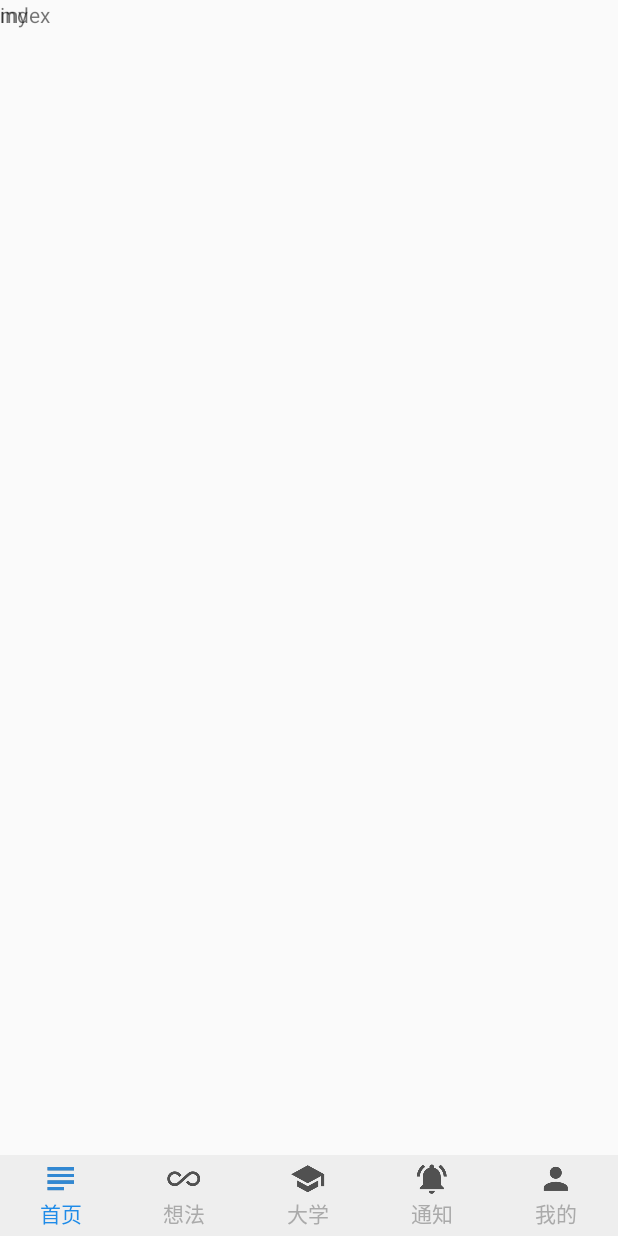
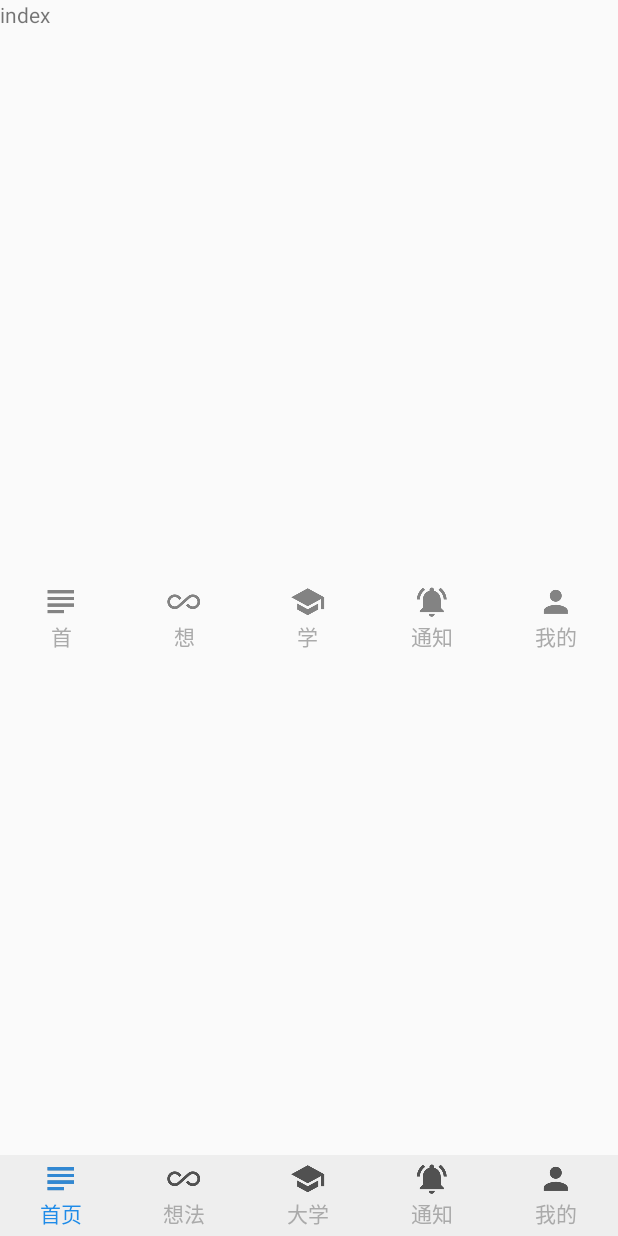
Before and after one commit to BooboNikita/SEmethod, an Android app: the fragment MyFragment placed in its activity, on a phone screen of 412 x 824 dp. Run offline under Robolectric (Android 15) with nearby library versions, the light colour scheme and no system bars.

Commit message:
second commit

```diff
--- a/app/src/main/res/layout/fragment_my.xml
+++ b/app/src/main/res/layout/fragment_my.xml
@@ -1,14 +1,113 @@
 <?xml version="1.0" encoding="utf-8"?>
-<FrameLayout xmlns:android="http://schemas.android.com/apk/res/android"
+<LinearLayout xmlns:android="http://schemas.android.com/apk/res/android"
     xmlns:tools="http://schemas.android.com/tools"
     android:layout_width="match_parent"
     android:layout_height="match_parent"
+    android:layout_alignParentBottom="true"
+    android:baselineAligned="true"
+    android:gravity="center_vertical"
     tools:context=".fragment.MyFragment">
 
     <!-- TODO: Update blank fragment layout -->
-    <TextView
-        android:layout_width="match_parent"
-        android:layout_height="match_parent"
-        android:text="my" />
+    <RelativeLayout
+        android:id="@+id/rl_index"
+        android:layout_width="0dp"
+        android:layout_height="wrap_content"
+        android:layout_weight="1.0">
+        <ImageView
+            android:id="@+id/index_button"
+            android:layout_width="wrap_content"
+            android:layout_height="wrap_content"
+            android:background="@drawable/index_page"
+            android:layout_centerHorizontal="true"/>
+        <TextView
+            android:id="@+id/index_text"
+            android:layout_width="wrap_content"
+            android:layout_height="wrap_content"
+            android:layout_below="@+id/index_button"
+            android:layout_centerHorizontal="true"
+            android:text="首"
+            android:textColor="@color/grey1"/>
+    </RelativeLayout>
+    <RelativeLayout
+        android:id="@+id/rl_think"
+        android:layout_width="0dp"
+        android:layout_height="wrap_content"
+        android:layout_weight="1.0">
+        <ImageView
+            android:id="@+id/think_button"
+            android:layout_width="wrap_content"
+            android:layout_height="wrap_content"
+            android:background="@drawable/think"
+            android:layout_centerHorizontal="true"/>
+        <TextView
+            android:id="@+id/think_text"
+            android:layout_width="wrap_content"
+            android:layout_height="wrap_content"
+            android:layout_below="@+id/think_button"
+            android:layout_centerHorizontal="true"
+            android:text="想"
+            android:textColor="@color/grey1"/>
+    </RelativeLayout>
+    <RelativeLayout
+        android:id="@+id/rl_university"
+        android:layout_width="0dp"
+        android:layout_height="wrap_content"
+        android:layout_weight="1.0">
+        <ImageView
+            android:id="@+id/university_button"
+            android:layout_width="wrap_content"
+            android:layout_height="wrap_content"
+            android:background="@drawable/university"
+            android:layout_centerHorizontal="true"/>
+        <TextView
+            android:id="@+id/university_text"
+            android:layout_width="wrap_content"
+            android:layout_height="wrap_content"
+            android:layout_below="@+id/university_button"
+            android:layout_centerHorizontal="true"
+            android:text="学"
+            android:textColor="@color/grey1"/>
+    </RelativeLayout>
+    <RelativeLayout
+        android:id="@+id/rl_noti"
+        android:layout_width="0dp"
+        android:layout_height="wrap_content"
+        android:layout_weight="1.0">
+        <ImageView
+            android:id="@+id/noti_button"
+            android:layout_width="wrap_content"
+            android:layout_height="wrap_content"
+            android:background="@drawable/notification"
+            android:layout_centerHorizontal="true"/>
+        <TextView
+            android:id="@+id/noti_text"
+            android:layout_width="wrap_content"
+            android:layout_height="wrap_content"
+            android:layout_below="@+id/noti_button"
+            android:layout_centerHorizontal="true"
+            android:text="通知"
+            android:textColor="@color/grey1"/>
+    </RelativeLayout>
+    <RelativeLayout
+        android:id="@+id/rl_my"
+        android:layout_width="0dp"
+        android:layout_height="wrap_content"
+        android:layout_weight="1.0">
+        <ImageView
+            android:id="@+id/my_button"
+            android:layout_width="wrap_content"
+            android:layout_height="wrap_content"
+            android:background="@drawable/my"
+            android:layout_centerHorizontal="true"/>
+        <TextView
+            android:id="@+id/my_text"
+            android:layout_width="wrap_content"
+            android:layout_height="wrap_content"
+            android:layout_below="@+id/my_button"
+            android:layout_centerHorizontal="true"
+            android:text="我的"
+            android:textColor="@color/grey1"/>
+    </RelativeLayout>
 
-</FrameLayout>
+</LinearLayout>
```
